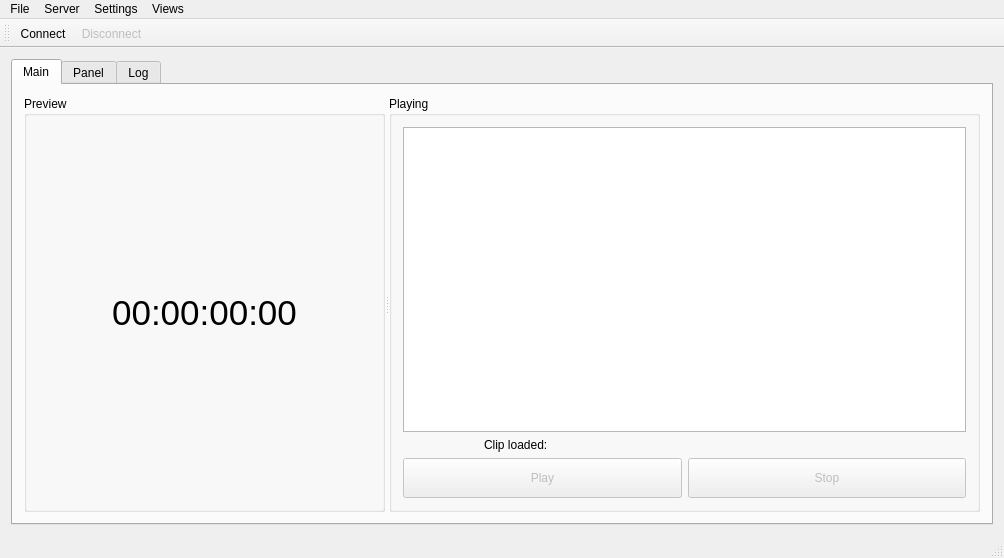
This is CuteCaspar/MainWindow.ui in geertdaelemans/CuteCaspar as Qt 5 draws it before an edit. The edited form follows.
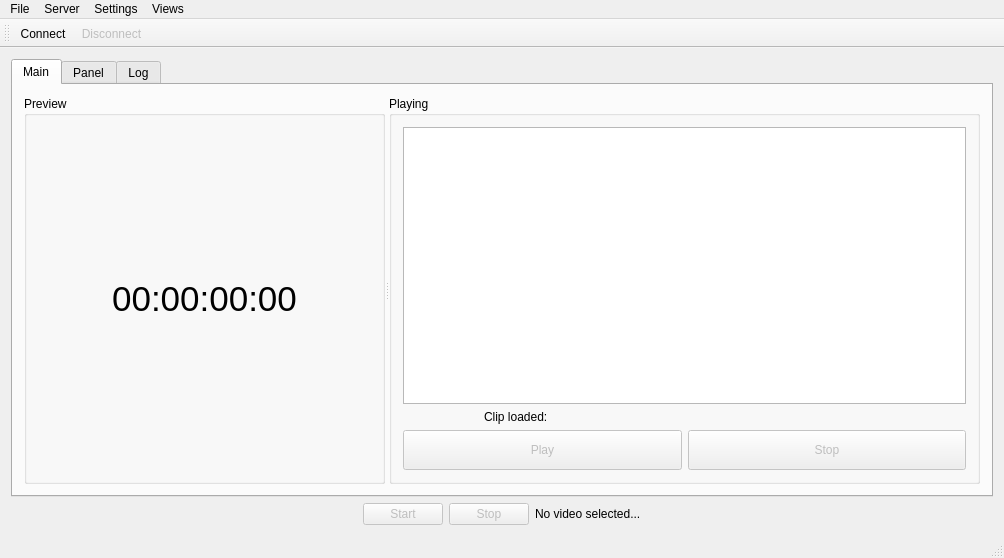
This is the edited form. The open tabs and pages were chosen to show the change. Icons and pictures are not drawn.

Diff of the .ui file:
```diff
--- a/CuteCaspar/MainWindow.ui
+++ b/CuteCaspar/MainWindow.ui
@@ -19,7 +19,7 @@
    </iconset>
   </property>
   <widget class="QWidget" name="centralWidget">
-   <layout class="QHBoxLayout" name="horizontalLayout">
+   <layout class="QVBoxLayout" name="verticalLayout_3">
     <item>
      <widget class="QTabWidget" name="tabs">
       <property name="currentIndex">
@@ -196,6 +196,63 @@
       </widget>
      </widget>
     </item>
+    <item>
+     <layout class="QHBoxLayout" name="horizontalLayout">
+      <item>
+       <spacer name="horizontalSpacer">
+        <property name="orientation">
+         <enum>Qt::Horizontal</enum>
+        </property>
+        <property name="sizeHint" stdset="0">
+         <size>
+          <width>40</width>
+          <height>20</height>
+         </size>
+        </property>
+       </spacer>
+      </item>
+      <item>
+       <widget class="QPushButton" name="startPushButton">
+        <property name="enabled">
+         <bool>false</bool>
+        </property>
+        <property name="text">
+         <string>Start</string>
+        </property>
+       </widget>
+      </item>
+      <item>
+       <widget class="QPushButton" name="stopPushButton">
+        <property name="enabled">
+         <bool>false</bool>
+        </property>
+        <property name="text">
+         <string>Stop</string>
+        </property>
+       </widget>
+      </item>
+      <item>
+       <widget class="QLabel" name="statusLabel">
+        <property name="text">
+         <string>No video selected...</string>
+        </property>
+       </widget>
+      </item>
+      <item>
+       <spacer name="horizontalSpacer_2">
+        <property name="orientation">
+         <enum>Qt::Horizontal</enum>
+        </property>
+        <property name="sizeHint" stdset="0">
+         <size>
+          <width>40</width>
+          <height>20</height>
+         </size>
+        </property>
+       </spacer>
+      </item>
+     </layout>
+    </item>
    </layout>
   </widget>
   <widget class="QMenuBar" name="menuBar">
```
Left out of the diff: 2 changed lines with no effect on the pictures.
